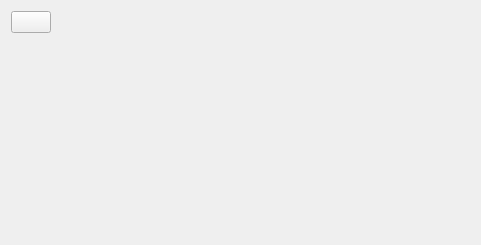
Before: the Qt Designer form res/designer/simulationview.ui in tsalemink/neon, drawn with Qt 5.
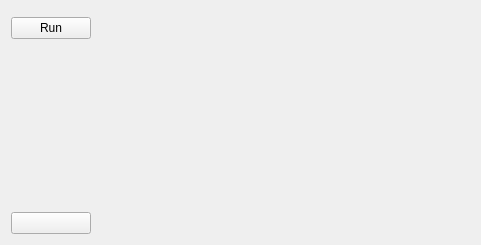
After: the same form once the commit is applied. Icons and pictures are not drawn.

Commit message: Add simulation of ventilation application.

What changed in the file:
```diff
--- a/res/designer/simulationview.ui
+++ b/res/designer/simulationview.ui
@@ -14,7 +14,30 @@
    <string>Simulation</string>
   </property>
   <layout class="QGridLayout" name="gridLayout">
-   <item row="0" column="0">
+   <item row="0" column="1" rowspan="3">
+    <widget class="QStackedWidget" name="stackedWidgetSimulationView"/>
+   </item>
+   <item row="2" column="0">
+    <spacer name="verticalSpacer">
+     <property name="orientation">
+      <enum>Qt::Vertical</enum>
+     </property>
+     <property name="sizeHint" stdset="0">
+      <size>
+       <width>20</width>
+       <height>186</height>
+      </size>
+     </property>
+    </spacer>
+   </item>
+   <item row="1" column="0">
+    <widget class="QPushButton" name="pushButtonRun">
+     <property name="text">
+      <string>Run</string>
+     </property>
+    </widget>
+   </item>
+   <item row="3" column="0">
     <widget class="QPushButton" name="pushButtonConfigureSimulation">
      <property name="text">
       <string/>
@@ -31,22 +54,6 @@
      </property>
     </widget>
    </item>
-   <item row="1" column="0">
-    <spacer name="verticalSpacer">
-     <property name="orientation">
-      <enum>Qt::Vertical</enum>
-     </property>
-     <property name="sizeHint" stdset="0">
-      <size>
-       <width>20</width>
-       <height>186</height>
-      </size>
-     </property>
-    </spacer>
-   </item>
-   <item row="0" column="1" rowspan="2">
-    <widget class="QStackedWidget" name="stackedWidgetSimulationView"/>
-   </item>
   </layout>
  </widget>
  <resources>
```
The commit also changes 45 other files.
